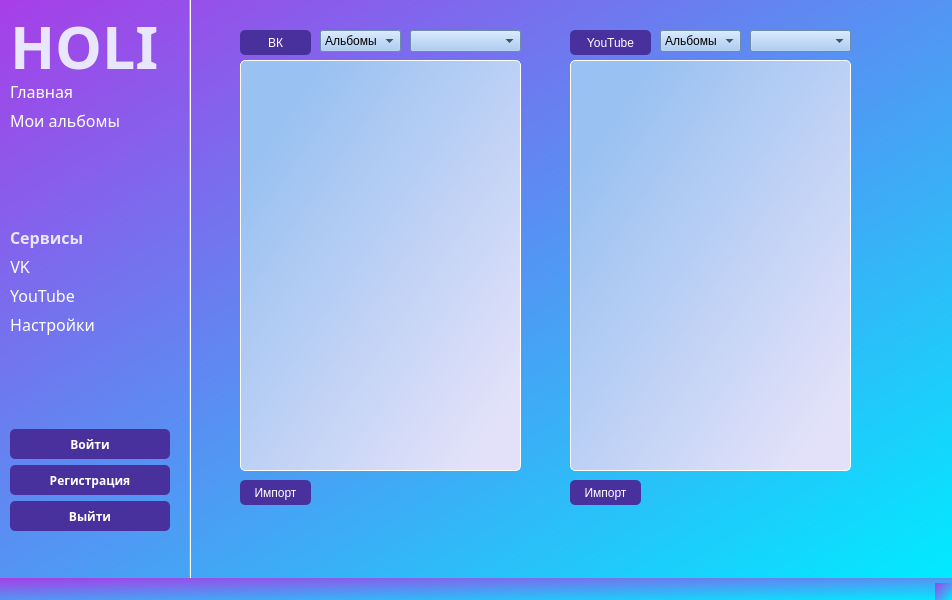
Qt form client/include/gui/mainwindow.ui (cpp-park-vk-education/2023_1_Holi) before a commit.
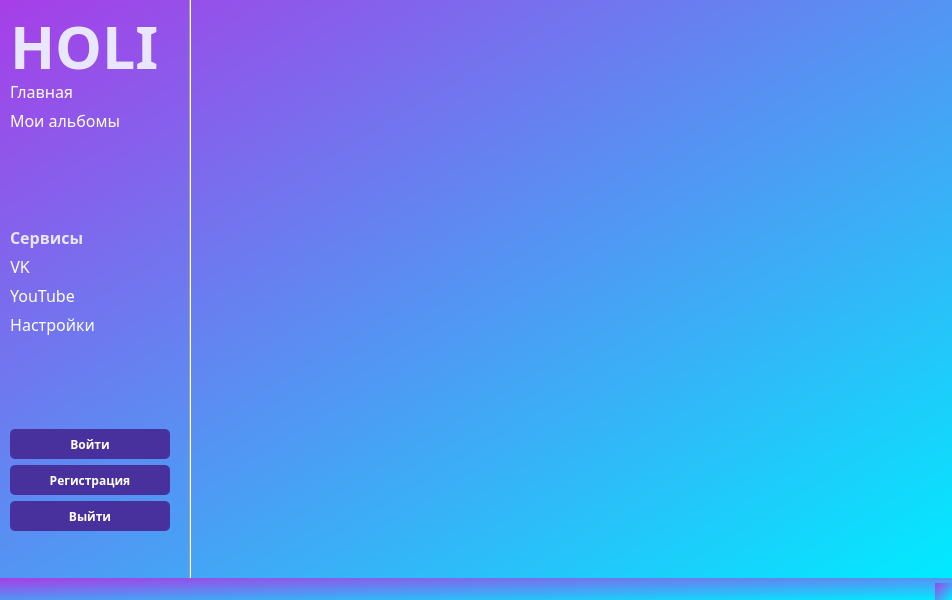
The same form after that commit. Icons and pictures are not drawn.

```diff
--- a/client/include/gui/mainwindow.ui
+++ b/client/include/gui/mainwindow.ui
@@ -50,7 +50,7 @@
      <string notr="true">background-color: qlineargradient(spread:pad, x1:0, y1:0, x2:1, y2:1, stop:1 rgba(0, 0, 0, 0));</string>
     </property>
     <property name="currentIndex">
-     <number>0</number>
+     <number>1</number>
     </property>
     <widget class="QWidget" name="mainpage">
      <widget class="QComboBox" name="YouTube_main_type_request">
@@ -287,6 +287,7 @@
       </property>
      </widget>
     </widget>
+    <widget class="QWidget" name="login"/>
     <widget class="QWidget" name="settings">
      <widget class="QLabel" name="Label_Video_3">
       <property name="geometry">
```
